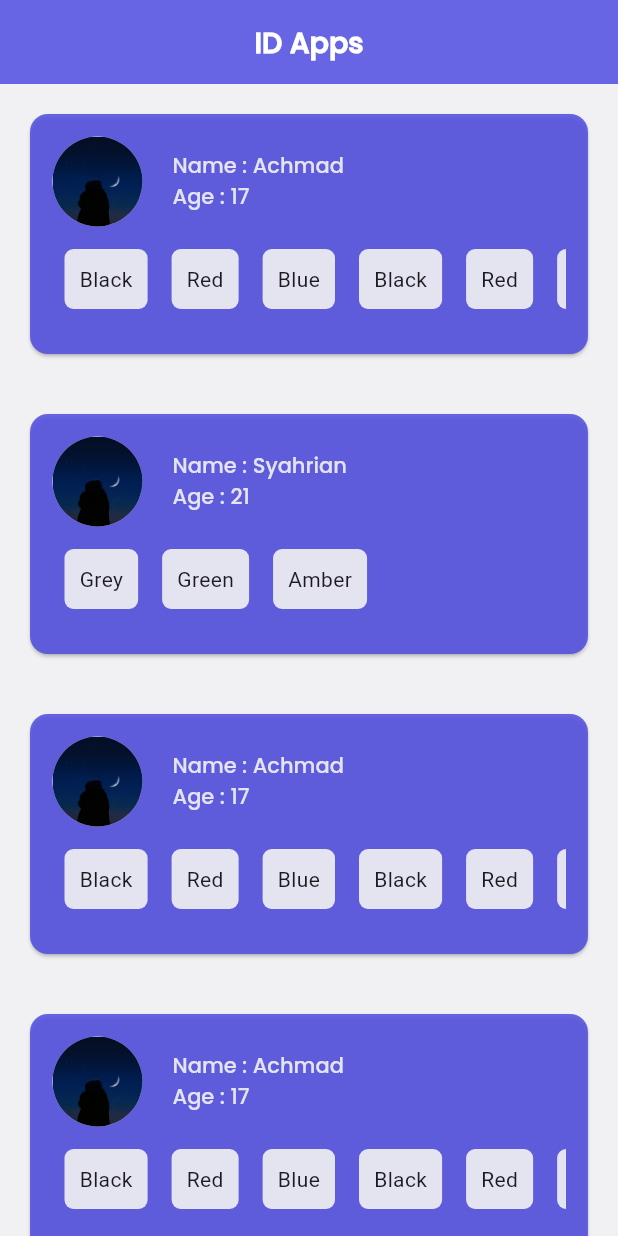
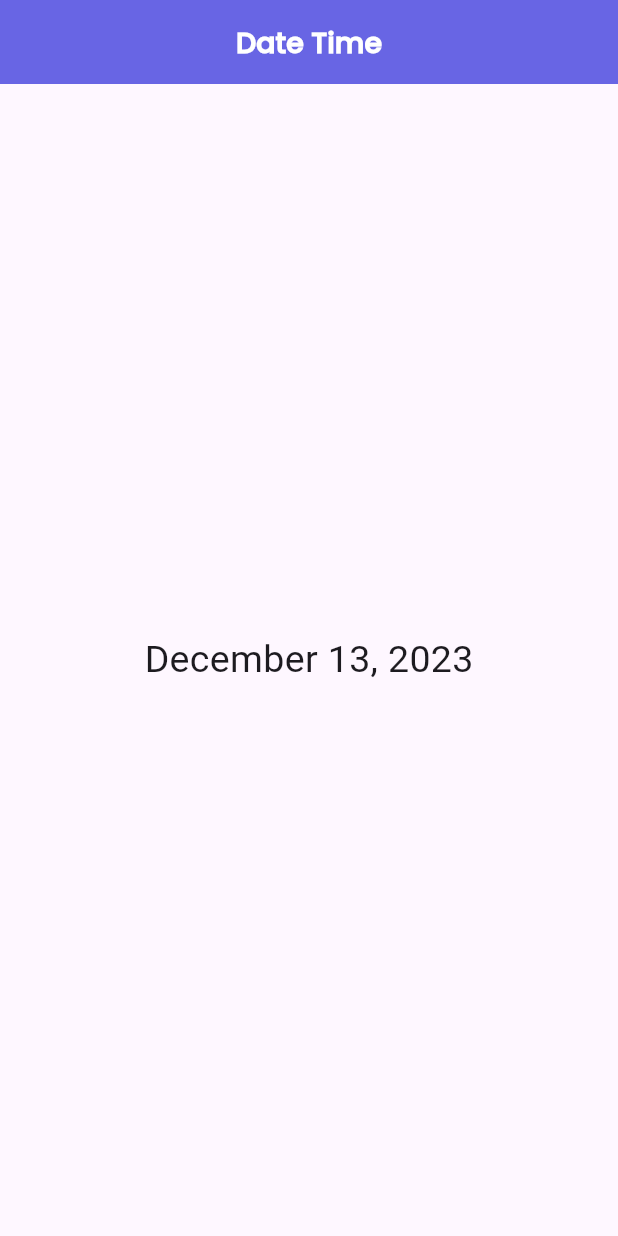
Before and after one commit to achmadsyahrian/belajar-flutter, a Flutter app: the screen it shows after launch, on a phone screen of 412 x 824 dp. Run offline on Flutter 3.47's test engine with Material 3 defaults, Android fonts, the phone set to English and light mode, and no system bars; our stand-ins replace faker; missing offline and left inert: dart:html.

Commit message:
Date Format

```diff
--- /dev/null
+++ b/lib/id-app.dart
@@ -0,0 +1,210 @@
+import 'package:flutter/material.dart';
+
+void main() {
+  runApp(MyApp());
+}
+
+class MyApp extends StatelessWidget {
+  final List<Map<String, dynamic>> myList = [
+    {
+      "Name": "Achmad",
+      "Age": 17,
+      "favColor": [
+        "Black",
+        "Red",
+        "Blue",
+        "Black",
+        "Red",
+        "Blue",
+        "Black",
+        "Red",
+        "Blue",
+        "Black",
+        "Red",
+        "Blue",
+        "Black",
+        "Red",
+        "Blue"
+      ],
+    },
+    {
+      "Name": "Syahrian",
+      "Age": 21,
+      "favColor": ["Grey", "Green", "Amber"],
+    },
+    {
+      "Name": "Achmad",
+      "Age": 17,
+      "favColor": [
+        "Black",
+        "Red",
+        "Blue",
+        "Black",
+        "Red",
+        "Blue",
+        "Black",
+        "Red",
+        "Blue",
+        "Black",
+        "Red",
+        "Blue",
+        "Black",
+        "Red",
+        "Blue"
+      ],
+    },
+    {
+      "Name": "Achmad",
+      "Age": 17,
+      "favColor": [
+        "Black",
+        "Red",
+        "Blue",
+        "Black",
+        "Red",
+        "Blue",
+        "Black",
+        "Red",
+        "Blue",
+        "Black",
+        "Red",
+        "Blue",
+        "Black",
+        "Red",
+        "Blue"
+      ],
+    },
+    {
+      "Name": "Achmad",
+      "Age": 17,
+      "favColor": [
+        "Black",
+        "Red",
+        "Blue",
+        "Black",
+        "Red",
+        "Blue",
+        "Black",
+        "Red",
+        "Blue",
+        "Black",
+        "Red",
+        "Blue",
+        "Black",
+        "Red",
+        "Blue"
+      ],
+    },
+    {
+      "Name": "Achmad",
+      "Age": 17,
+      "favColor": [
+        "Black",
+        "Red",
+        "Blue",
+        "Black",
+        "Red",
+        "Blue",
+        "Black",
+        "Red",
+        "Blue",
+        "Black",
+        "Red",
+        "Blue",
+        "Black",
+        "Red",
+        "Blue"
+      ],
+    },
+  ];
+
+  @override
+  Widget build(BuildContext context) {
+    return MaterialApp(
+      debugShowCheckedModeBanner: false,
+      home: Scaffold(
+        backgroundColor: Color.fromARGB(234, 240, 240, 243),
+        appBar: AppBar(
+          backgroundColor: Color.fromARGB(221, 81, 79, 224),
+          title: Center(
+            child: Text(
+              "ID Apps",
+              style: TextStyle(
+                color: Colors.white,
+                fontWeight: FontWeight.bold,
+                fontSize: 19,
+                fontFamily: 'Poppins',
+              ),
+            ),
+          ),
+        ),
+        body: ListView(
+          children: myList.map((data) {
+            List myFavColor = data["favColor"];
+            return Card(
+              margin: EdgeInsets.all(20),
+              color: Color.fromARGB(221, 81, 79, 224),
+              child: Container(
+                margin: EdgeInsets.all(15),
+                child: Column(
+                  crossAxisAlignment: CrossAxisAlignment.start,
+                  children: [
+                    // Row
+                    Row(
+                      children: [
+                        CircleAvatar(
+                          backgroundImage: AssetImage("images/mypict.jpg"),
+                          maxRadius: 30,
+                        ),
+                        SizedBox(
+                          width: 20,
+                        ),
+                        Column(
+                          crossAxisAlignment: CrossAxisAlignment.start,
+                          children: [
+                            DefaultTextStyle(
+                              style: TextStyle(
+                                fontFamily: 'Poppins',
+                                color: Color.fromARGB(234, 240, 240, 243),
+                              ),
+                              child: Column(
+                                crossAxisAlignment: CrossAxisAlignment.start,
+                                children: [
+                                  Text("Name : ${data['Name']}"),
+                                  Text("Age : ${data['Age']}"),
+                                ],
+                              ),
+                            ),
+                          ],
+                        )
+                      ],
+                    ),
+                    SingleChildScrollView(
+                      scrollDirection: Axis.horizontal,
+                      child: Row(
+                        children: myFavColor.map((color) {
+                          return Container(
+                            // color: Colors.amber,
+                            margin: EdgeInsets.symmetric(
+                                horizontal: 8, vertical: 15),
+                            padding: EdgeInsets.all(10),
+                            decoration: BoxDecoration(
+                              color: Color.fromARGB(234, 240, 240, 243),
+                              borderRadius: BorderRadius.circular(6),
+                            ),
+                            child: Text(color),
+                          );
+                        }).toList(),
+                      ),
+                    ),
+                    // Fav Color
+                  ],
+                ),
+              ),
+            );
+          }).toList(),
+        ),
+      ),
+    );
+  }
+}
--- a/lib/main.dart
+++ b/lib/main.dart
@@ -1,55 +1,21 @@
 import 'package:flutter/material.dart';
-
+import 'package:intl/intl.dart';
 void main() {
   runApp(MyApp());
 }
 
 class MyApp extends StatelessWidget {
 
-  final List<Map<String,dynamic>> myList = [
-    {
-      "Name" : "Achmad",
-      "Age" : 17,
-      "favColor" : ["Black", "Red", "Blue", "Black", "Red", "Blue", "Black", "Red", "Blue", "Black", "Red", "Blue", "Black", "Red", "Blue"],
-    },
-    {
-      "Name" : "Syahrian",
-      "Age" : 21,
-      "favColor" : ["Grey", "Green", "Amber"],
-    },
-    {
-      "Name" : "Achmad",
-      "Age" : 17,
-      "favColor" : ["Black", "Red", "Blue", "Black", "Red", "Blue", "Black", "Red", "Blue", "Black", "Red", "Blue", "Black", "Red", "Blue"],
-    },
-    {
-      "Name" : "Achmad",
-      "Age" : 17,
-      "favColor" : ["Black", "Red", "Blue", "Black", "Red", "Blue", "Black", "Red", "Blue", "Black", "Red", "Blue", "Black", "Red", "Blue"],
-    },
-    {
-      "Name" : "Achmad",
-      "Age" : 17,
-      "favColor" : ["Black", "Red", "Blue", "Black", "Red", "Blue", "Black", "Red", "Blue", "Black", "Red", "Blue", "Black", "Red", "Blue"],
-    },
-    {
-      "Name" : "Achmad",
-      "Age" : 17,
-      "favColor" : ["Black", "Red", "Blue", "Black", "Red", "Blue", "Black", "Red", "Blue", "Black", "Red", "Blue", "Black", "Red", "Blue"],
-    },
-  ];
-
   @override
   Widget build(BuildContext context) {
     return MaterialApp(
-      debugShowCheckedModeBanner: false,
+      debugShowCheckedModeBanner : false,
       home: Scaffold(
-        backgroundColor: Color.fromARGB(234, 240, 240, 243),
-        appBar: AppBar (
+        appBar: AppBar(
           backgroundColor: Color.fromARGB(221, 81, 79, 224),
           title: Center(
             child: Text(
-              "ID Apps",
+              "Date Time",
               style: TextStyle(
                 color: Colors.white,
                 fontWeight: FontWeight.bold,
@@ -59,67 +25,13 @@ class MyApp extends StatelessWidget {
             ),
           ),
         ),
-        body: ListView(
-          children: myList.map((data) {
-            List myFavColor = data["favColor"];
-            return Card(
-              margin: EdgeInsets.all(20),
-              color: Color.fromARGB(221, 81, 79, 224),
-              child: Container(
-                margin: EdgeInsets.all(15),
-                child: Column(
-                  crossAxisAlignment: CrossAxisAlignment.start,
-                  children: [
-                    // Row
-                    Row(
-                      children: [
-                        CircleAvatar(
-                          backgroundImage: AssetImage("images/mypict.jpg"),
-                          maxRadius: 30,
-                        ),
-                        SizedBox(width: 20,),
-                        Column(
-                          crossAxisAlignment: CrossAxisAlignment.start,
-                          children: [
-                            DefaultTextStyle(
-                              style: TextStyle(
-                                fontFamily: 'Poppins',
-                                color: Color.fromARGB(234, 240, 240, 243),
-                              ),
-                              child: Column(
-                                crossAxisAlignment: CrossAxisAlignment.start,
-                                children: [
-                                  Text("Name : ${data['Name']}"),
-                                  Text("Age : ${data['Age']}"),
-                                ],
-                              ),
-                            ),
-                          ],
-                        )
-                      ],
-                    ),
-                    SingleChildScrollView(
-                      scrollDirection: Axis.horizontal,
-                      child: Row(
-                        children: myFavColor.map((color) {
-                          return Container(
-                            // color: Colors.amber,
-                            margin: EdgeInsets.symmetric(horizontal: 8, vertical: 15),
-                            padding: EdgeInsets.all(10),
-                            decoration: BoxDecoration(
-                              color: Color.fromARGB(234, 240, 240, 243),     borderRadius: BorderRadius.circular(6),
-                            ),
-                            child: Text(color),
-                          );
-                        }).toList(),
-                      ),
-                    ),
-                    // Fav Color
-                  ],
-                ),
+        body: Center(
+          child: Text(
+            DateFormat.yMMMMd('en_US').format(DateTime.now()), //https://pub.dev/documentation/intl/latest/intl/DateFormat-class.html
+              style: TextStyle(
+                fontSize: 25
               ),
-            );
-          }).toList(),
+            ),
         ),
       ),
     );
--- a/pubspec.yaml
+++ b/pubspec.yaml
@@ -31,6 +31,7 @@ dependencies:
   flutter:
     sdk: flutter
   faker: ^2.1.0
+  intl: ^0.19.0
 
 
   # The following adds the Cupertino Icons font to your application.
```
Also changed, not shown: pubspec.lock.
